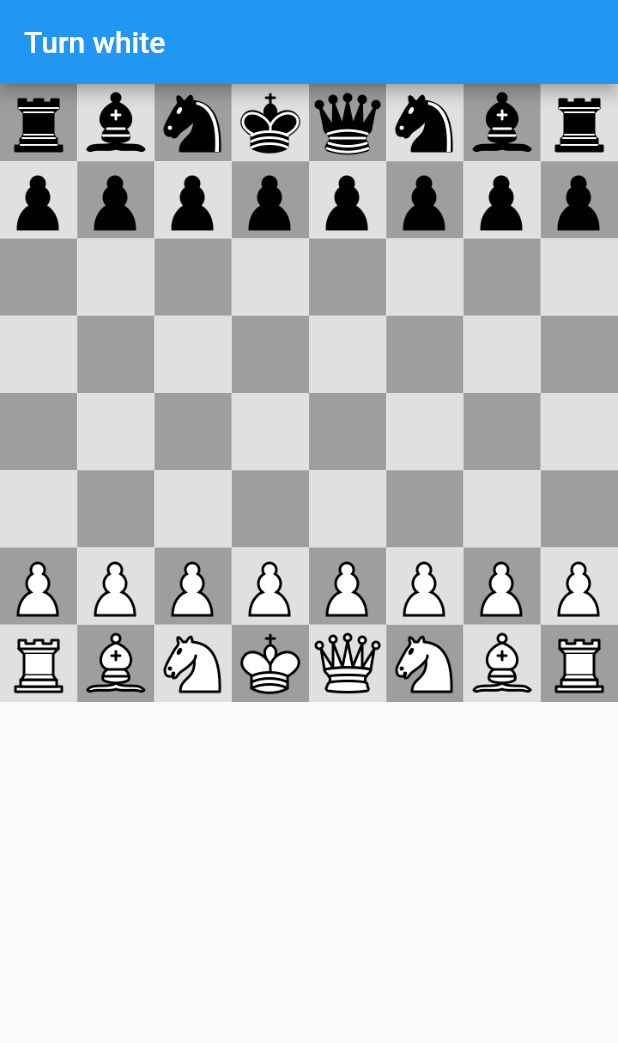
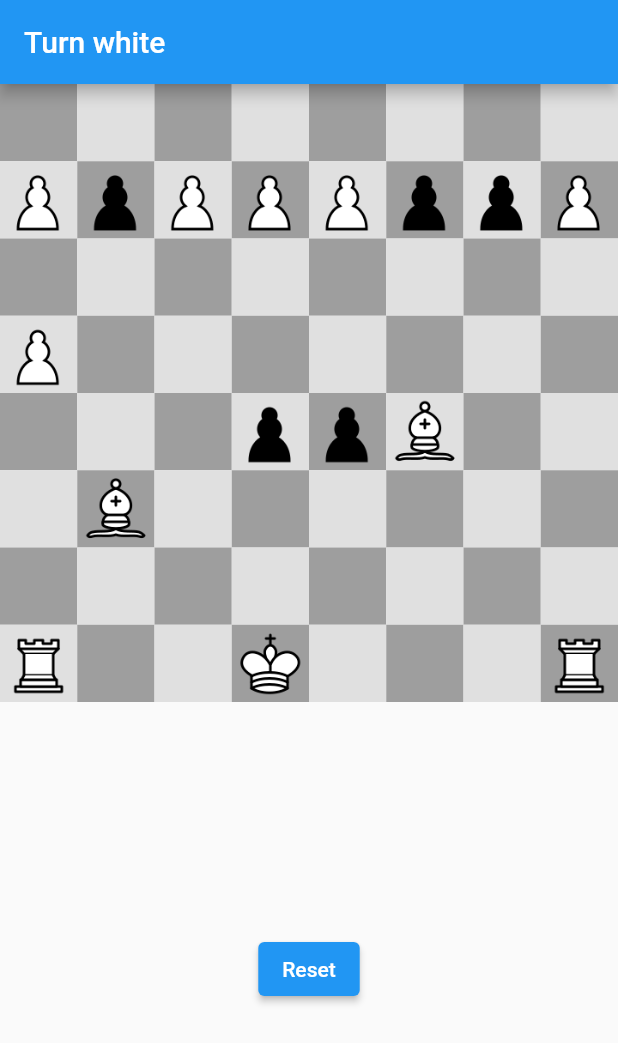
Before and after one commit to MohamedShiha/flutter_chess, a Flutter app: the screen it shows after launch, on a phone screen of 412 x 824 dp. Shown: the top 1043 px of the screen. Run offline on Flutter 3.47's test engine with Material 2 defaults, Android fonts, the phone set to English and light mode, and no system bars.

Commit message:
Added MoveType

```diff
--- a/lib/game_page.dart
+++ b/lib/game_page.dart
@@ -4,6 +4,12 @@ import 'package:flutter_chess/model/game.dart';
 import 'package:flutter_chess/model/piece.dart';
 
 import 'model/pawn.dart';
+
+final moveColors = {
+  MoveType.ilVaticano: Colors.purple.withOpacity(0.7),
+  MoveType.castle: Colors.yellow.withOpacity(0.7),
+  MoveType.enPassant: Colors.red[800]!.withOpacity(0.7),
+};
 
 class GamePage extends StatefulWidget {
   const GamePage({super.key});
@@ -25,17 +31,26 @@ class _GamePageState extends State<GamePage> {
       appBar: AppBar(
         title: Text('Turn ${game.turn.name}'),
       ),
-      body: GridView.count(
-        crossAxisCount: 8,
-        children: List.generate(64, (index) {
-          int x = index % 8;
-          int y = index ~/ 8;
-
+      body: Column(
+        crossAxisAlignment: CrossAxisAlignment.stretch,
+        mainAxisAlignment: MainAxisAlignment.spaceEvenly,
+        children: [
+          for (int y = 0; y < 8; y++)
+            Row(
+              mainAxisSize: MainAxisSize.max,
+              mainAxisAlignment: MainAxisAlignment.spaceEvenly,
+              children: [
+                for (int x = 0; x < 8; x++)
+                  Expanded(
+                    child: AspectRatio(
+                      aspectRatio: 1,
+                      child: Builder(builder: (_) {
                         Move pos = Move(x, y);
                         return GestureDetector(
                           onTap: () {
                             setState(() {
                               availableMoves = [];
+                              selectedPiece = null;
 
                               var moves = game.select(pos).toList();
                               if (moves.isEmpty) return;
@@ -47,21 +62,38 @@ class _GamePageState extends State<GamePage> {
                           child: Stack(
                             children: [
                               Container(
-                    color: (x + y) % 2 == 0 ? Colors.grey : Colors.grey[300],
+                                  color: (x + y) % 2 == 0
+                                      ? Colors.grey
+                                      : Colors.grey[300],
                                   child: game.board[pos] == null
-                        ? Container()
+                                      ? const SizedBox.expand()
                                       : Image.asset(game.board[pos]!.image)),
-                if (availableMoves.any((move) => move == Move(x, y)))
+                              if (selectedPiece == pos)
+                                Container(
+                                  color: Colors.blue.withOpacity(0.5),
+                                ),
+                              if (availableMoves
+                                  .any((move) => move == Move(x, y)))
                                 GestureDetector(
                                   onTap: () async {
+                                    var selectedMove =
+                                        availableMoves.firstWhere(
+                                            (move) => move == Move(x, y));
                                     setState(() {
-                        game.play(
-                            selectedPiece!,
-                            availableMoves
-                                .firstWhere((move) => move == Move(x, y)));
+                                      game.play(selectedPiece!, selectedMove);
 
                                       availableMoves = [];
+                                      selectedPiece = null;
                                     });
+
+                                    if (selectedMove.type != MoveType.normal) {
+                                      ScaffoldMessenger.of(context)
+                                          .showSnackBar(SnackBar(
+                                        content: Text(selectedMove.type.name),
+                                        backgroundColor:
+                                            moveColors[selectedMove.type],
+                                      ));
+                                    }
 
                                     // promote pawn
                                     if (game.board[pos]!.mobility is Pawn &&
@@ -72,16 +104,22 @@ class _GamePageState extends State<GamePage> {
                                           context: context,
                                           builder: (context) => Dialog(
                                                 child: Column(
-                                      mainAxisSize: MainAxisSize.min,
+                                                    mainAxisSize:
+                                                        MainAxisSize.min,
                                                     crossAxisAlignment:
-                                          CrossAxisAlignment.center,
+                                                        CrossAxisAlignment
+                                                            .center,
                                                     children: [
-                                        const Text("Pawn Promotion!"),
+                                                      const Text(
+                                                          "Pawn Promotion!"),
                                                       Row(
                                                         mainAxisAlignment:
-                                              MainAxisAlignment.spaceEvenly,
-                                          mainAxisSize: MainAxisSize.min,
-                                          children: (team == Team.black
+                                                            MainAxisAlignment
+                                                                .spaceEvenly,
+                                                        mainAxisSize:
+                                                            MainAxisSize.max,
+                                                        children: (team ==
+                                                                    Team.black
                                                                 ? [
                                                                     wQueen,
                                                                     wBishop,
@@ -95,16 +133,19 @@ class _GamePageState extends State<GamePage> {
                                                                     bRook,
                                                                   ])
                                                             .map(
-                                                (piece) => InkWell(
-                                                  child: Image.asset(
+                                                              (piece) =>
+                                                                  Expanded(
+                                                                child: InkWell(
+                                                                  child: Image
+                                                                      .asset(
                                                                     piece.image,
-                                                    height: 50,
-                                                    width: 50,
                                                                   ),
                                                                   onTap: () {
                                                                     Navigator.pop(
-                                                        context, piece);
+                                                                        context,
+                                                                        piece);
                                                                   },
+                                                                ),
                                                               ),
                                                             )
                                                             .toList(),
@@ -116,18 +157,35 @@ class _GamePageState extends State<GamePage> {
                                     }
                                   },
                                   child: Container(
-                        color: game.board.isEmpty(pos) &&
-                                !availableMoves
+                                      color: moveColors[availableMoves
                                               .firstWhere((move) => move == pos)
-                                    .isEnPassant
+                                              .type] ??
+                                          (game.board.isEmpty(pos)
                                               ? Colors.green.withOpacity(0.5)
-                            : Colors.red.withOpacity(0.7)),
+                                              : Colors.red.withOpacity(0.7))),
                                 ),
                             ],
                           ),
                         );
                       }),
                     ),
+                  )
+              ],
+            ),
+          Expanded(
+            child: Center(
+              child: ElevatedButton(
+                child: const Text("Reset"),
+                onPressed: () {
+                  setState(() {
+                    game = ChessGame();
+                  });
+                },
+              ),
+            ),
+          ),
+        ],
+      ),
     );
   }
 }
--- a/lib/model/board.dart
+++ b/lib/model/board.dart
@@ -17,8 +17,8 @@ const wKnight = Piece.white("assets/knight_white.png", mobility: Knight());
 const bKnight = Piece.black("assets/knight_black.png", mobility: Knight());
 const wQueen = Piece.white("assets/queen_white.png", mobility: Queen());
 const bQueen = Piece.black("assets/queen_black.png", mobility: Queen());
-const wKing = Piece.white("assets/king_white.png", mobility: King());
-const bKing = Piece.black("assets/king_black.png", mobility: King());
+final wKing = Piece.white("assets/king_white.png", mobility: King());
+final bKing = Piece.black("assets/king_black.png", mobility: King());
 
 class Board {
   static const int size = 8;
@@ -44,13 +44,13 @@ class Board {
   Board.test() {
     _board = [
       [null, null, null, null, null, null, null, null],
-      [wPawn, wPawn, wPawn, wPawn, wPawn, wPawn, wPawn, wPawn],
+      [wPawn, bPawn, wPawn, wPawn, wPawn, bPawn, bPawn, wPawn],
       [null, null, null, null, null, null, null, null],
+      [wPawn, null, null, null, null, null, null, null],
+      [null, null, null, bPawn, bPawn, wBishop, null, null],
+      [null, wBishop, null, null, null, null, null, null],
       [null, null, null, null, null, null, null, null],
-      [null, null, null, wRook, null, null, null, null],
-      [null, null, null, null, null, null, null, null],
-      [bPawn, bPawn, bPawn, bPawn, bPawn, bPawn, bPawn, bPawn],
-      [null, null, null, null, null, null, null, null],
+      [wRook, null, null, wKing, null, null, null, wRook],
     ];
     _previous = _board.map((e) => e.toList()).toList();
   }
@@ -59,24 +59,20 @@ class Board {
     _previous = _board.map((e) => e.toList()).toList();
     _board[to.y][to.x] = _board[from.y][from.x];
     _board[from.y][from.x] = null;
-
-    if (to.isEnPassant) {
-      // kill the piece behind the moved pawn
-      var team = _board[to.y][to.x]!.team;
-      _board[to.y + (team == Team.white ? 1 : -1)][to.x] = null;
-    }
   }
 
-  bool _isOutBound(Move move) =>
+  bool isOutBound(Move move) =>
       move.x >= size || move.x < 0 || move.y >= size || move.y < 0;
 
+  bool isInBound(Move move) => !isOutBound(move);
+
   bool isEmpty(Move move) {
-    if (_isOutBound(move)) return false;
+    if (isOutBound(move)) return false;
     return _board[move.y][move.x] == null;
   }
 
   bool isEnemy(Move move, Team team) {
-    if (_isOutBound(move)) return false;
+    if (isOutBound(move)) return false;
     if (isEmpty(move)) return false;
     return _board[move.y][move.x]!.team != team;
   }
--- a/lib/model/pawn.dart
+++ b/lib/model/pawn.dart
@@ -38,14 +38,14 @@ class Pawn extends PieceMobility {
         board[pos.left]!.mobility is Pawn &&
         board.isPawnTwoMoves(
             pos.left, team == Team.white ? Team.black : Team.white)) {
-      yield Move(enPassantWest.x, enPassantWest.y, isEnPassant: true);
+      yield Move(enPassantWest.x, enPassantWest.y, type: MoveType.enPassant);
     }
     if (board.isEmpty(enPassantEast) &&
         board.isEnemy(pos.right, team) &&
         board[pos.right]!.mobility is Pawn &&
         board.isPawnTwoMoves(
             pos.right, team == Team.white ? Team.black : Team.white)) {
-      yield Move(enPassantEast.x, enPassantWest.y, isEnPassant: true);
+      yield Move(enPassantEast.x, enPassantEast.y, type: MoveType.enPassant);
     }
   }
 }
--- a/lib/model/piece.dart
+++ b/lib/model/piece.dart
@@ -3,6 +3,13 @@ import 'board.dart';
 enum Team {
   white,
   black,
+}
+
+enum MoveType {
+  normal,
+  castle,
+  enPassant,
+  ilVaticano,
 }
 
 class Piece {
@@ -31,55 +38,29 @@ class Piece {
 class Move {
   final int x;
   final int y;
-  final bool isEnPassant;
-  const Move(this.x, this.y, {this.isEnPassant = false});
+  final MoveType type;
+  const Move(this.x, this.y, {this.type = MoveType.normal});
 
   static get zero => const Move(0, 0);
 
-  Move.north()
-      : x = 0,
-        y = -1,
-        isEnPassant = false;
-  Move.south()
-      : x = 0,
-        y = 1,
-        isEnPassant = false;
-  Move.east()
-      : x = 1,
-        y = 0,
-        isEnPassant = false;
-  Move.west()
-      : x = -1,
-        y = 0,
-        isEnPassant = false;
+  Move.north() : this(0, -1);
+  Move.south() : this(0, 1);
+  Move.east() : this(1, 0);
+  Move.west() : this(-1, 0);
 
-  Move.identical(int d, {this.isEnPassant = false})
-      : x = d,
-        y = d;
+  Move get up => Move(x, y - 1);
 
-  Move get up {
-    return Move(x, y - 1);
-  }
+  Move get down => Move(x, y + 1);
 
-  Move get down {
-    return Move(x, y + 1);
-  }
+  Move get right => Move(x + 1, y);
 
-  Move get right {
-    return Move(x + 1, y);
-  }
+  Move get left => Move(x - 1, y);
 
-  Move get left {
-    return Move(x - 1, y);
-  }
+  Move operator +(Move other) => Move(x + other.x, y + other.y);
 
-  Move operator +(Move other) {
-    return Move(x + other.x, y + other.y);
-  }
+  Move operator -(Move other) => Move(x - other.x, y - other.y);
 
-  Move operator -(Move other) {
-    return Move(x - other.x, y - other.y);
-  }
+  Move operator *(int multiplayer) => Move(x * multiplayer, y * multiplayer);
 
   @override
   bool operator ==(Object other) =>
@@ -89,10 +70,20 @@ class Move {
           x == other.x &&
           y == other.y;
 
-  Move operator *(int multiplayer) => Move(x * multiplayer, y * multiplayer);
-
   @override
   int get hashCode => x.hashCode ^ y.hashCode;
+
+  Move copyWith({
+    int? x,
+    int? y,
+    MoveType? type,
+  }) {
+    return Move(
+      x ?? this.x,
+      y ?? this.y,
+      type: type ?? this.type,
+    );
+  }
 }
 
 abstract class PieceMobility {
```
Also changed, not shown: lib/model/bishop.dart (+37 -0 lines), lib/model/game.dart (+53 -1 lines), lib/model/king.dart (+21 -1 lines). Lines whose indentation alone changed are shown as unchanged.
